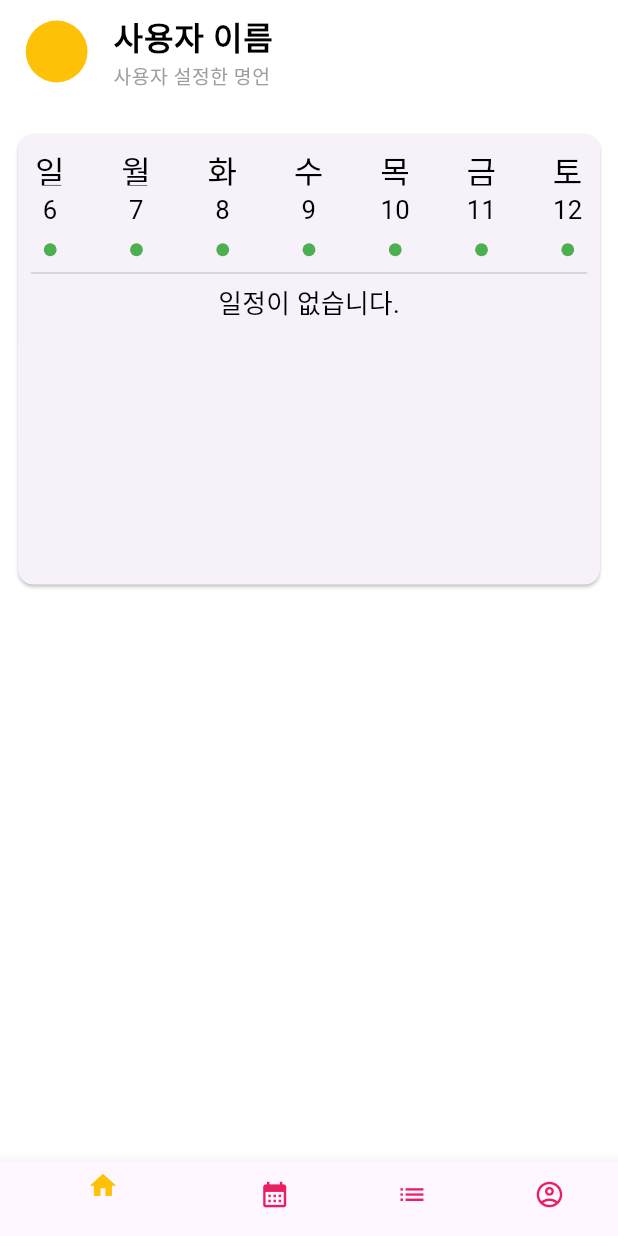
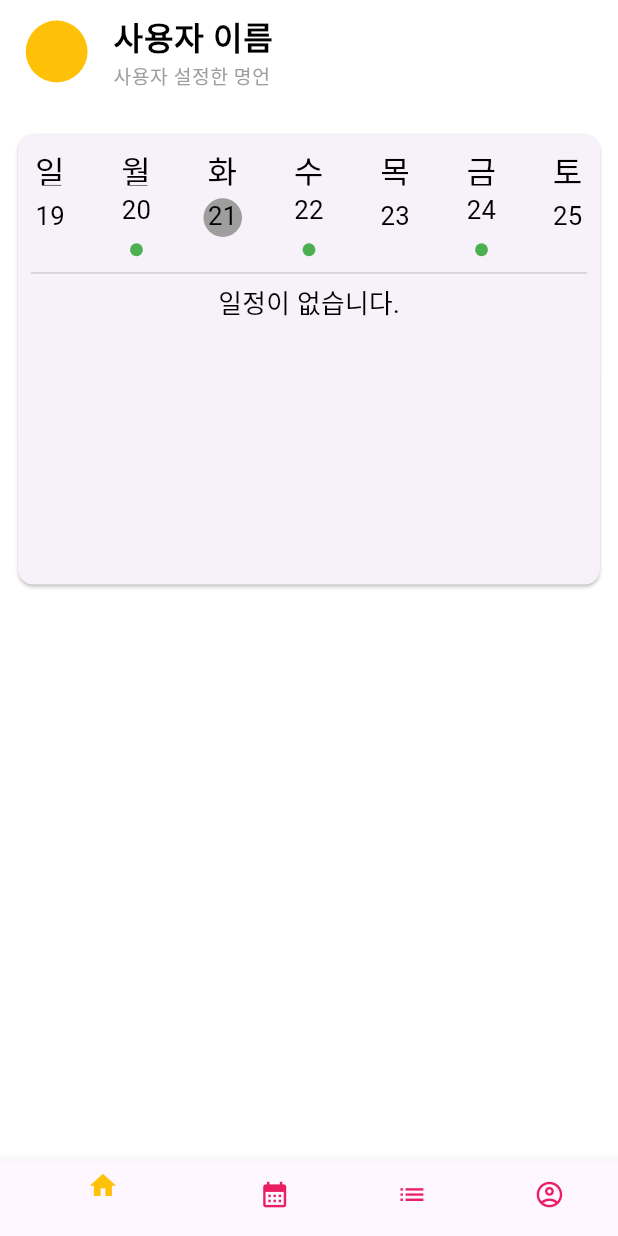
Before and after one commit to tnsgud/bic-picture, a Flutter app: the HomeScreen screen opened by its route, on a phone screen of 412 x 824 dp. Run offline on Flutter 3.47's test engine with Material 2 defaults, Android fonts, the phone set to English and light mode, and no system bars; our stand-ins replace flutter_dotenv, flutter_secure_storage, flutter_svg, font_awesome_flutter, responsive_framework; missing offline and left inert: flutter_web_auth_2; accounts and stored records are empty.

Commit message:
refactor: UI로직과 Action로직 분리

```diff
--- a/lib/custom_theme.dart
+++ b/lib/custom_theme.dart
@@ -48,11 +48,12 @@ class CustomTheme {
               ),
             ),
           ),
-          bottomNavigationBarTheme: const BottomNavigationBarThemeData(
-            selectedIconTheme: IconThemeData(
+          bottomNavigationBarTheme: BottomNavigationBarThemeData(
+            backgroundColor: scaffoldBackgroundColor,
+            selectedIconTheme: const IconThemeData(
               color: Colors.amber,
             ),
-            unselectedIconTheme: IconThemeData(
+            unselectedIconTheme: const IconThemeData(
               color: Colors.pink,
             ),
           )
--- a/lib/widgets/calendar_widget.dart
+++ b/lib/widgets/calendar_widget.dart
@@ -9,10 +9,73 @@ class Calendar extends StatefulWidget {
 
 class _CalendarState extends State<Calendar> {
   final List<String> weekly = '일,월,화,수,목,금,토'.split(',');
-  final List<String> days = '6,7,8,9,10,11,12'.split(',');
+  late final List<DateTime> days;
 
-  String selectedDay = '';
-  List<int> test = [];
+  int selectedDay = 0;
+  Map<int, List<String>> todo = {};
+
+  @override
+  void initState() {
+    super.initState();
+    selectedDay = DateTime.now().day;
+
+    var now = DateTime.now();
+    var startDate = now.add(Duration(days: -1 * now.weekday));
+    days = List.generate(7, (index) => startDate.add(Duration(days: index)));
+    todo = {
+      for (var element in days)
+        element.day: (element.day % 2 == 0 ? ['1', '2', '3', '4', '5'] : [])
+    };
+
+    print(todo);
+  }
+
+  void _onDayTextTap(int day) {
+    setState(() {
+      selectedDay = selectedDay == day ? 0 : day;
+    });
+  }
+
+  Widget dayText(int day, ThemeData theme) {
+    return Column(
+      children: [
+        GestureDetector(
+          onTap: () => _onDayTextTap(day),
+          child: SizedBox(
+            width: 30,
+            height: 30,
+            child: Container(
+              decoration: selectedDay == day
+                  ? BoxDecoration(
+                      color: Colors.grey,
+                      borderRadius: BorderRadius.circular(20),
+                    )
+                  : null,
+              child: Text(
+                '$day',
+                textAlign: TextAlign.center,
+                style: theme.textTheme.bodyMedium!.copyWith(
+                  color: Colors.black,
+                ),
+              ),
+            ),
+          ),
+        ),
+        const SizedBox(
+          height: 10,
+        ),
+        if (todo[day]!.isNotEmpty)
+          Container(
+            width: 10,
+            height: 10,
+            decoration: BoxDecoration(
+              color: Colors.green,
+              borderRadius: BorderRadius.circular(10),
+            ),
+          )
+      ],
+    );
+  }
 
   @override
   Widget build(BuildContext context) {
@@ -26,8 +89,7 @@ class _CalendarState extends State<Calendar> {
           children: [
             Row(
               mainAxisAlignment: MainAxisAlignment.spaceBetween,
-              children: [
-                ...weekly
+              children: weekly
                   .map(
                     (e) => SizedBox(
                       width: 30,
@@ -42,21 +104,20 @@ class _CalendarState extends State<Calendar> {
                       ),
                     ),
                   )
-                    .toList()
-              ],
+                  .toList(),
             ),
             const SizedBox(
               height: 5,
             ),
             Row(
               mainAxisAlignment: MainAxisAlignment.spaceBetween,
-              children: days.map((e) => dayText(e, theme)).toList(),
+              children: days.map((e) => dayText(e.day, theme)).toList(),
             ),
             const SizedBox(
               height: 5,
             ),
             const Divider(),
-            test.isEmpty
+            todo[selectedDay]!.isEmpty
                 ? Text(
                     '일정이 없습니다.',
                     style: theme.textTheme.bodyMedium!.copyWith(
@@ -65,9 +126,9 @@ class _CalendarState extends State<Calendar> {
                   )
                 : Expanded(
                     child: ListView.builder(
-                      itemCount: test.length,
+                      itemCount: todo[selectedDay]!.length,
                       itemBuilder: (context, index) => Text(
-                        '${test[index]}',
+                        todo[selectedDay]![0],
                         style: theme.textTheme.bodyMedium!.copyWith(
                           color: Colors.black,
                         ),
@@ -79,53 +140,4 @@ class _CalendarState extends State<Calendar> {
       ),
     );
   }
-
-  Widget dayText(String e, ThemeData theme) {
-    const number = 1;
-    return Column(
-      children: [
-        GestureDetector(
-          onTap: () {
-            setState(() {
-              selectedDay = selectedDay == e ? '' : e;
-              test = number <= 5 && selectedDay.isNotEmpty
-                  ? List.generate(5, (index) => index + int.parse(selectedDay))
-                  : [];
-            });
-          },
-          child: SizedBox(
-            width: 30,
-            height: 30,
-            child: Container(
-              decoration: selectedDay == e
-                  ? BoxDecoration(
-                      color: Colors.grey,
-                      borderRadius: BorderRadius.circular(20),
-                    )
-                  : null,
-              child: Text(
-                e,
-                textAlign: TextAlign.center,
-                style: theme.textTheme.bodyMedium!.copyWith(
-                  color: Colors.black,
-                ),
-              ),
-            ),
-          ),
-        ),
-        const SizedBox(
-          height: 10,
-        ),
-        if (number <= 5)
-          Container(
-            width: 10,
-            height: 10,
-            decoration: BoxDecoration(
-              color: Colors.green,
-              borderRadius: BorderRadius.circular(10),
-            ),
-          )
-      ],
-    );
 }
-}
```
Lines whose indentation alone changed are shown as unchanged.
